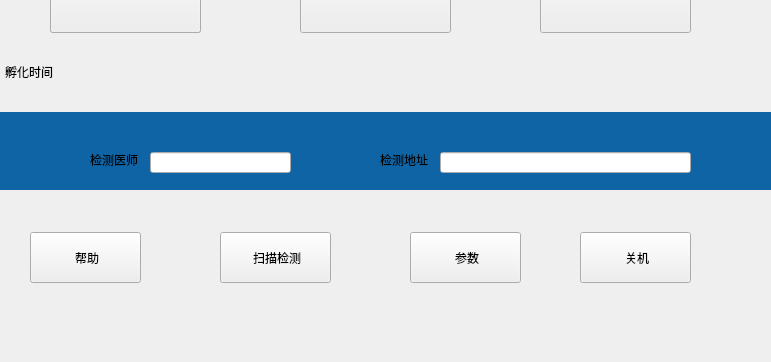
The window that mainwindow.ui (jindezhang/Q7fromRD330) describes before a commit, drawn with Qt 5; both pictures show x 130 to 901 and y 338 to 700 of the 1024 by 700 pixel window.
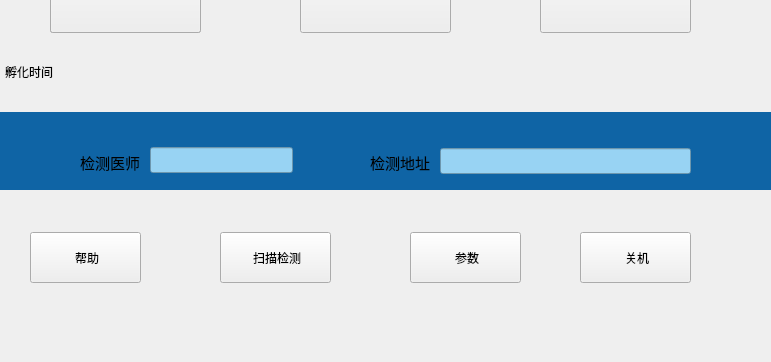
The same window after the commit. Icons and pictures are not drawn. Custom widgets are drawn as their Qt base class.

Patch:
```diff
--- a/mainwindow.ui
+++ b/mainwindow.ui
@@ -124,14 +124,15 @@
       <widget class="QLabel" name="label">
        <property name="geometry">
         <rect>
-         <x>240</x>
+         <x>230</x>
          <y>40</y>
-         <width>61</width>
-         <height>16</height>
+         <width>71</width>
+         <height>20</height>
         </rect>
        </property>
        <property name="font">
         <font>
+         <pointsize>11</pointsize>
          <weight>50</weight>
          <bold>false</bold>
         </font>
@@ -143,14 +144,15 @@
       <widget class="QLabel" name="label_2">
        <property name="geometry">
         <rect>
-         <x>530</x>
+         <x>520</x>
          <y>40</y>
-         <width>61</width>
-         <height>16</height>
+         <width>71</width>
+         <height>20</height>
         </rect>
        </property>
        <property name="font">
         <font>
+         <pointsize>11</pointsize>
          <weight>50</weight>
          <bold>false</bold>
         </font>
@@ -163,23 +165,26 @@
        <property name="geometry">
         <rect>
          <x>300</x>
-         <y>40</y>
-         <width>141</width>
-         <height>21</height>
+         <y>35</y>
+         <width>143</width>
+         <height>26</height>
         </rect>
        </property>
+       <property name="styleSheet">
+        <string notr="true">background-color: rgb(152, 211, 243);</string>
+       </property>
       </widget>
       <widget class="QLineEdit" name="ed_addr">
        <property name="geometry">
         <rect>
          <x>590</x>
-         <y>40</y>
+         <y>36</y>
          <width>251</width>
-         <height>21</height>
+         <height>26</height>
         </rect>
        </property>
        <property name="styleSheet">
-        <string notr="true"/>
+        <string notr="true">background-color: rgb(152, 211, 243);</string>
        </property>
       </widget>
      </widget>
@@ -414,6 +419,11 @@
    <header>widget_progress.h</header>
    <container>1</container>
   </customwidget>
+  <customwidget>
+   <class>MainButton</class>
+   <extends>QPushButton</extends>
+   <header location="global">mainbutton.h</header>
+  </customwidget>
  </customwidgets>
  <resources>
   <include location="icon.qrc"/>
```
Left out of the diff: 10 changed lines with no effect on the pictures.
